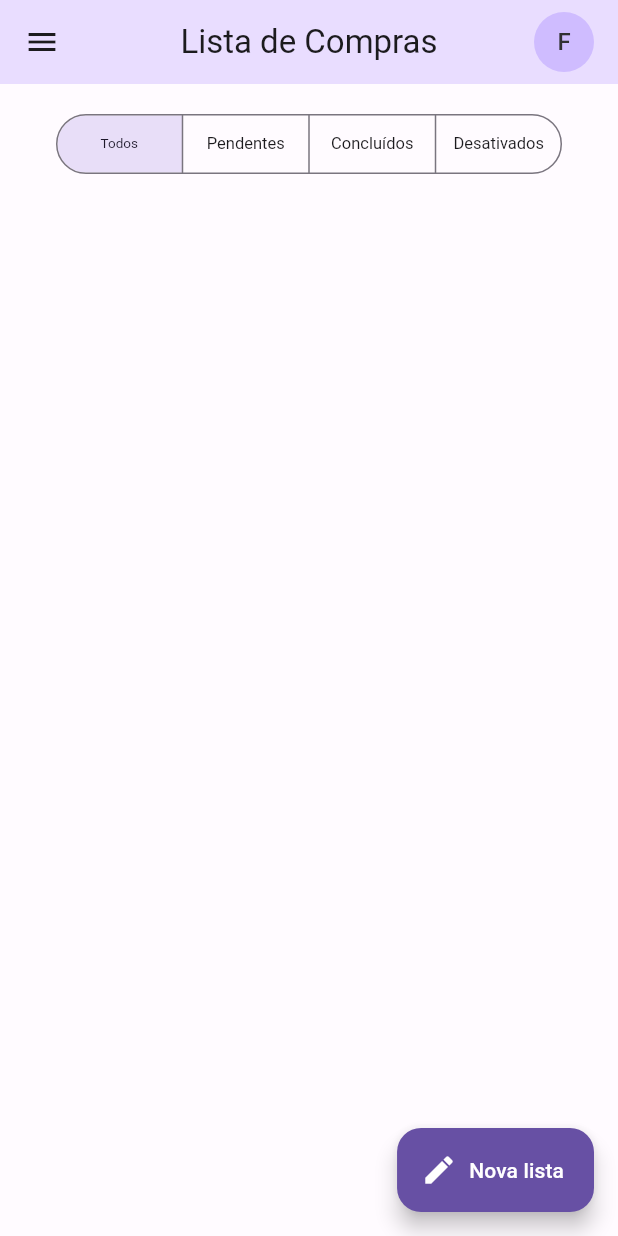
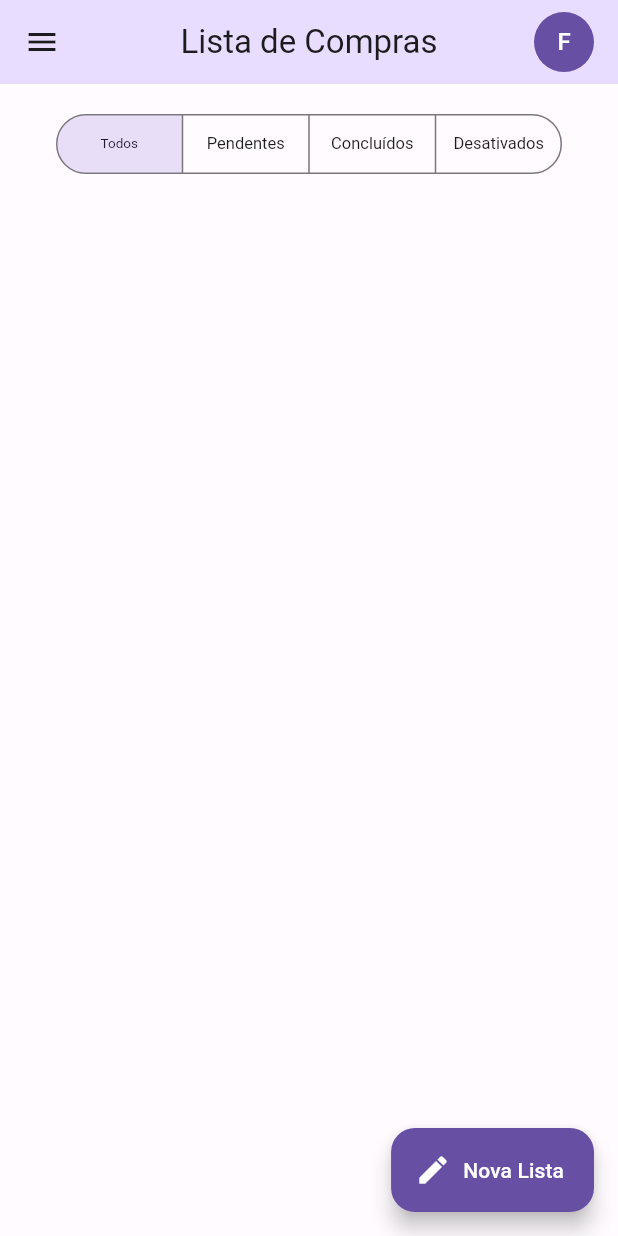
Before and after one commit to ozzfelipe/flutter_lista_compras, a Flutter app: the screen it shows after launch, on a phone screen of 412 x 824 dp. Run offline on Flutter 3.47's test engine with Material 2 defaults, Android fonts, the phone set to English and light mode, and no system bars; our stand-ins replace flutter_modular.

Commit message:
refactor themes

```diff
--- a/app/lib/src/home/home_page.dart
+++ b/app/lib/src/home/home_page.dart
@@ -49,7 +49,7 @@ class _HomePageState extends State<HomePage> {
       floatingActionButton: FloatingActionButton.extended(
         onPressed: () => Modular.to.pushNamed('./newTask'),
         icon: const Icon(Icons.edit),
-        label: const Text('Nova lista'),
+        label: const Text('Nova Lista'),
       ),
     );
   }
--- a/app/lib/src/shared/themes/theme.dart
+++ b/app/lib/src/shared/themes/theme.dart
@@ -6,7 +6,7 @@ ThemeData get _lightThemeData => ThemeData(
       appBarTheme: _appBarTheme(_lightColorScheme),
       floatingActionButtonTheme: FloatingActionButtonThemeData(
         backgroundColor: _lightColorScheme.primary,
-        foregroundColor: Colors.white,
+        foregroundColor: _lightColorScheme.onPrimary,
       ),
       segmentedButtonTheme: _segmentdButtonTheme,
     );
--- a/app/lib/src/shared/widgets/user_image_button.dart
+++ b/app/lib/src/shared/widgets/user_image_button.dart
@@ -5,14 +5,14 @@ class UserImageButton extends StatelessWidget {
 
   @override
   Widget build(BuildContext context) {
+    final theme = Theme.of(context);
+    final colorScheme = theme.colorScheme;
     return GestureDetector(
       onTap: () {},
       child: CircleAvatar(
-        backgroundColor: Theme.of(context).colorScheme.inversePrimary,
-        child: Text(
-          'F',
-          style: TextStyle(color: Theme.of(context).colorScheme.inverseSurface),
-        ),
+        backgroundColor: colorScheme.primary,
+        foregroundColor: colorScheme.onPrimary,
+        child: const Text('F'),
       ),
     );
   }
```
